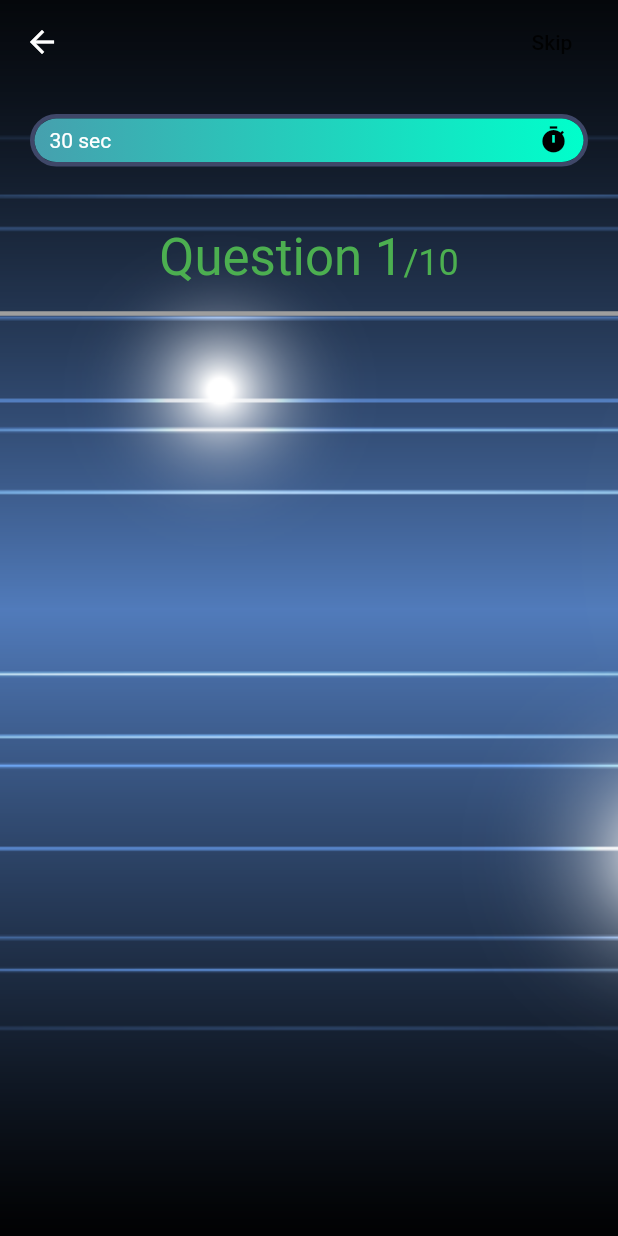
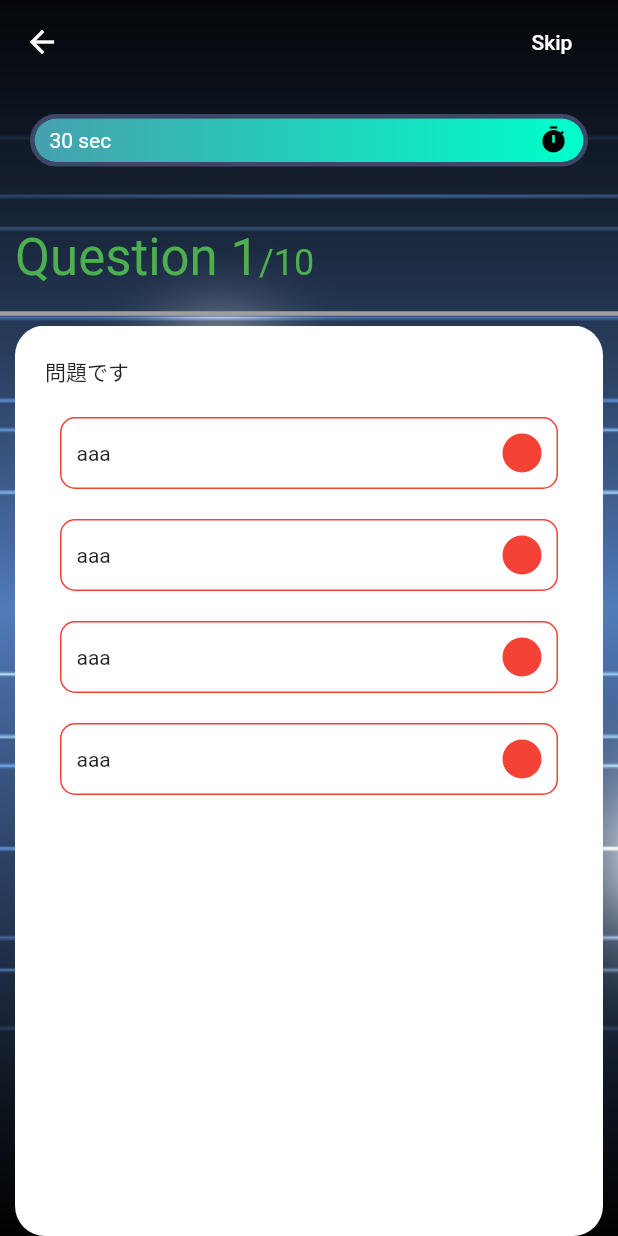
Before and after one commit to joe1986-dotcom/flutter_app_design, a Flutter app: the QuizScreen screen opened directly, on a phone screen of 412 x 824 dp. Run offline on Flutter 3.47's test engine with Material 2 defaults, Android fonts, the phone set to English and light mode, and no system bars; our stand-ins replace get.

Commit message:
問題画面 選択肢追加

```diff
--- a/lib/components/body.dart
+++ b/lib/components/body.dart
@@ -1,11 +1,16 @@
 import 'package:flutter/cupertino.dart';
 import 'package:flutter/material.dart';
 import 'package:flutter_app_design/components/progressbar.dart';
+import 'package:flutter_app_design/components/question_card.dart';
+import 'package:flutter_app_design/controllers/question_controller.dart';
 import 'package:get/get.dart';
 
 class Body extends StatelessWidget {
   @override
   Widget build(BuildContext context) {
+    // 問題を管理するコントローラーを生成
+    QuestionController _questionController = Get.put(QuestionController());
+
     return Stack(
       children: [
         Container(
@@ -20,6 +25,7 @@ class Body extends StatelessWidget {
         ),
         SafeArea(
           child: Column(
+            crossAxisAlignment: CrossAxisAlignment.start,
             children: [
               Padding(
                 padding: EdgeInsets.all(20.0),
@@ -45,7 +51,17 @@ class Body extends StatelessWidget {
                 thickness: 3,
                 color: Colors.grey,
               ),
+              Expanded(
+                child: PageView.builder(
+                  // 全問題数を定義（コントローラーから取得）
+                  itemCount: 4,
+                  // スクロールしないように設定
+                  physics: NeverScrollableScrollPhysics(),
+                  // 問題部分は別ウィジェットで管理
+                  itemBuilder: (context, index) => QuestionCard(),
+                ),
 
+              ),
             ],
           ),
         )
--- /dev/null
+++ b/lib/components/option.dart
@@ -0,0 +1,50 @@
+import 'package:flutter/cupertino.dart';
+import 'package:flutter/material.dart';
+import 'package:flutter_app_design/controllers/question_controller.dart';
+import 'package:get/get.dart';
+
+class Option extends StatelessWidget {
+
+  // 選択肢（番号）
+  final int index;
+  // 選択肢（テキスト）
+  final String text;
+  // 押下したときの処理
+  final VoidCallback press;
+
+  const Option({Key key, this.index, this.text, this.press}) : super(key: key);
+
+  @override
+  Widget build(BuildContext context) {
+    return GetBuilder<QuestionController>(
+      init:QuestionController(),
+      builder: (qnController) {
+        return InkWell(
+          onTap: press,
+          child: Container(
+            decoration: BoxDecoration(
+              borderRadius: BorderRadius.circular(10),
+              border: Border.all(color: Colors.red),
+            ),
+            margin: EdgeInsets.all(10.0),
+            padding: EdgeInsets.all(10.0),
+            child: Row(
+              mainAxisAlignment: MainAxisAlignment.spaceBetween,
+              children: [
+                Text("aaa"),
+                Container(
+                  width: 26,
+                  height: 26,
+                  decoration: BoxDecoration(
+                    borderRadius: BorderRadius.circular(20),
+                    color: Colors.red,
+                  ),
+                ),
+              ],
+            ),
+          ),
+        );
+      }
+    );
+  }
+}
--- /dev/null
+++ b/lib/components/question_card.dart
@@ -0,0 +1,30 @@
+import 'package:flutter/cupertino.dart';
+import 'package:flutter/material.dart';
+import 'package:flutter_app_design/components/option.dart';
+
+class QuestionCard extends StatelessWidget {
+  @override
+  Widget build(BuildContext context) {
+    return Container(
+      margin: EdgeInsets.symmetric(horizontal: 10.0),
+      padding: EdgeInsets.all(20.0),
+      decoration: BoxDecoration(
+        borderRadius: BorderRadius.circular(20),
+        color: Colors.white,
+      ),
+      child: Column(
+        crossAxisAlignment: CrossAxisAlignment.start,
+        children: [
+          Text("問題です"),
+          SizedBox(height: 10.0),
+          ...List.generate(
+          // 全問題数
+          4, (index) => Option(
+              index:index
+            ),
+          ),
+        ],
+      ),
+    );
+  }
+}
--- /dev/null
+++ b/lib/controllers/question_controller.dart
@@ -0,0 +1,38 @@
+import 'package:flutter_app_design/models/question.dart';
+import 'package:get/get.dart';
+
+class QuestionController extends GetxController {
+
+  // region メンバ変数
+
+  // ページコントローラー
+  // 全問題をQuestionクラスから取得
+  // 問題の正解番号
+  // 選択された答え番号
+  // 現在の問題数
+  // 現在の正解数
+
+  // endregion
+
+  // region 初期化
+
+  // ページコントローラーを取得
+  QuestionController();
+
+  // endregion
+
+  // region 終了
+
+
+  // endregion
+
+  // region メソッド
+
+  // 正解チェック
+  // 次の問題を出題
+
+  // 現在の問題番号を更新
+
+  // endregion
+
+}
--- a/lib/main.dart
+++ b/lib/main.dart
@@ -14,6 +14,7 @@ class MyApp extends StatelessWidget {
   @override
   Widget build(BuildContext context) {
     return GetMaterialApp(
+
       debugShowCheckedModeBanner: false,
       title: 'Flutter Demo',
       theme: ThemeData(
@@ -21,6 +22,7 @@ class MyApp extends StatelessWidget {
         visualDensity: VisualDensity.adaptivePlatformDensity,
       ),
       home: WelcomeScreen(),
+
     );
   }
 }
--- /dev/null
+++ b/lib/models/question.dart
@@ -0,0 +1,12 @@
+class Question{
+  // 問題Id
+  // 問題文
+  // 正解番号
+  // 選択肢（文字列リスト）
+
+  // コンストラクタ
+
+  // 問題Json
+
+
+}
--- a/lib/screens/quiz_screen.dart
+++ b/lib/screens/quiz_screen.dart
@@ -11,7 +11,10 @@ class QuizScreen extends StatelessWidget {
           FlatButton(
             onPressed: (){},
             child:Text(
-              "Skip"
+              "Skip",
+              style: TextStyle(
+                color:Colors.white
+              ),
             ),
           ),
         ],
--- a/lib/screens/welcome_screen.dart
+++ b/lib/screens/welcome_screen.dart
@@ -27,6 +27,7 @@ class WelcomeScreen extends StatelessWidget {
               padding: EdgeInsets.all(20.0),
               child: Column(
                 children: [
+
                   Spacer(flex: 2,),
                   Text(
                     "Let's Play Quiz,",
```
